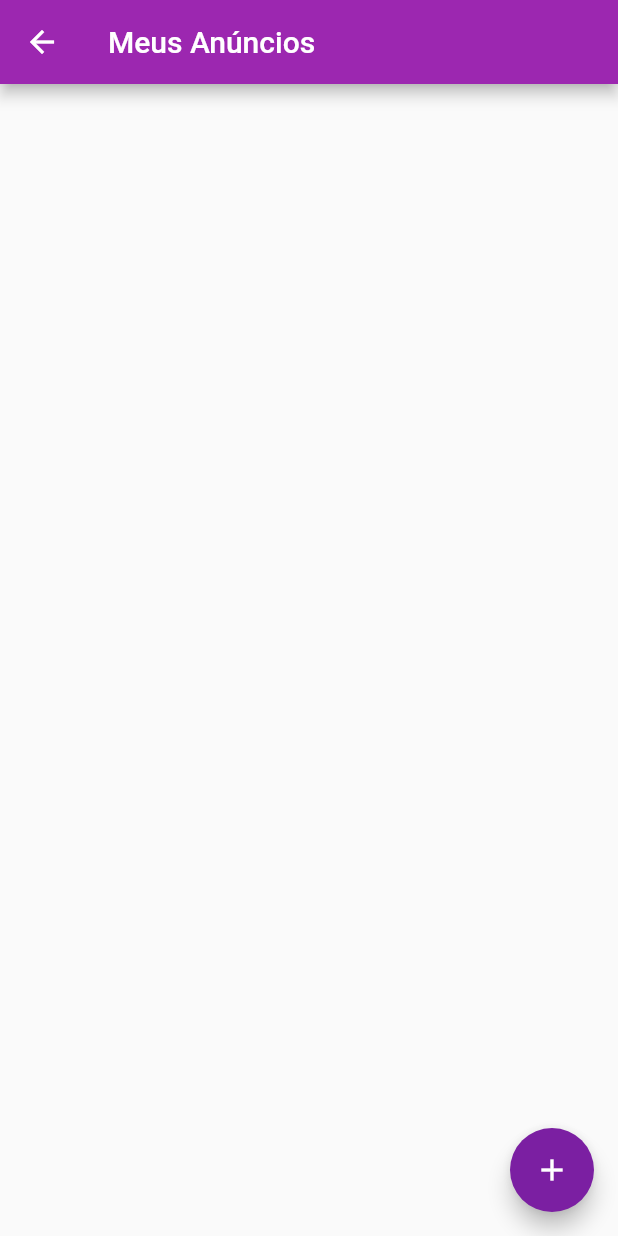
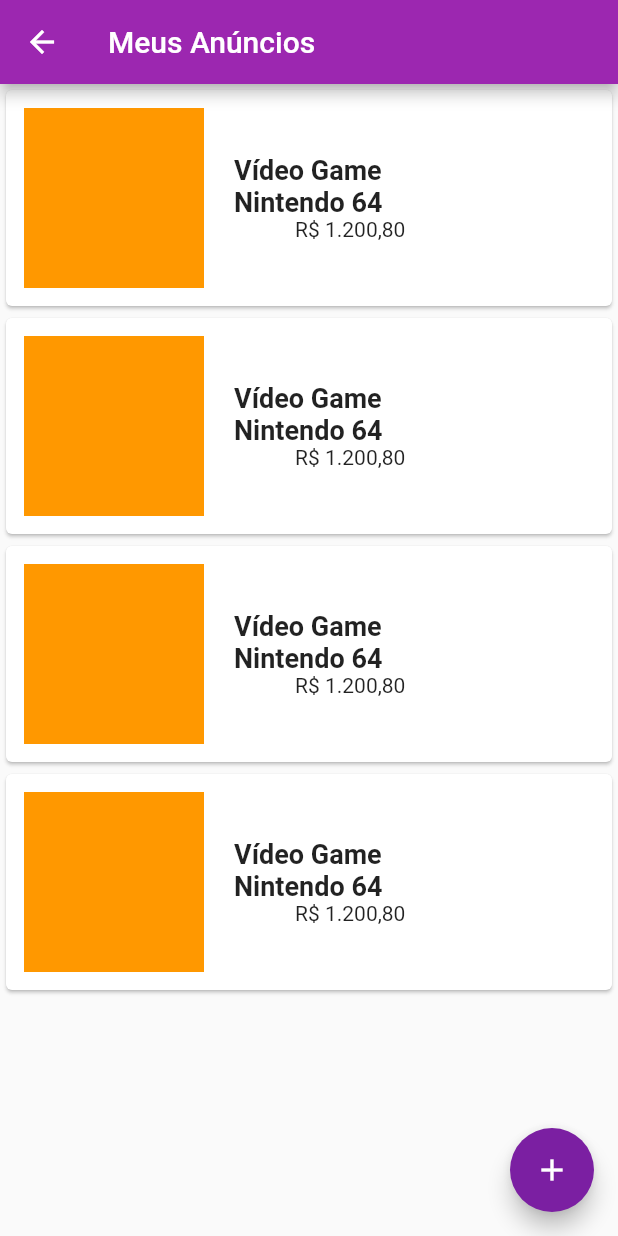
Before and after one commit to SandroRF1973/olx, a Flutter app: the MeusAnuncios screen opened by its route, on a phone screen of 412 x 824 dp. Run offline on Flutter 3.47's test engine with Material 2 defaults, Android fonts, the phone set to English and light mode, and no system bars; our stand-ins replace brasil_fields, cloud_firestore, firebase_auth, firebase_core, firebase_storage, image_picker; missing offline and left inert: validadores; accounts and stored records are empty.

Commit message:
Aula - 269

```diff
--- a/lib/views/meus_anuncios.dart
+++ b/lib/views/meus_anuncios.dart
@@ -1,4 +1,5 @@
 import 'package:flutter/material.dart';
+import 'package:olx/views/widgets/item_anuncio.dart';
 
 class MeusAnuncios extends StatefulWidget {
   const MeusAnuncios({super.key});
@@ -21,7 +22,11 @@ class _MeusAnunciosState extends State<MeusAnuncios> {
           Navigator.pushNamed(context, "/novo-anuncio");
         },
       ),
-      body: ListView.builder(itemCount: 4, itemBuilder: (_, indice) {}),
+      body: ListView.builder(
+          itemCount: 4,
+          itemBuilder: (_, indice) {
+            return const ItemAnuncio();
+          }),
     );
   }
 }
--- a/lib/views/widgets/item_anuncio.dart
+++ b/lib/views/widgets/item_anuncio.dart
@@ -5,6 +5,45 @@ class ItemAnuncio extends StatelessWidget {
 
   @override
   Widget build(BuildContext context) {
-    return const Placeholder();
+    return GestureDetector(
+      onTap: () {},
+      child: Card(
+        child: Padding(
+          padding: const EdgeInsets.all(12),
+          child: Row(
+            children: [
+              SizedBox(
+                width: 120,
+                height: 120,
+                child: Container(
+                  color: Colors.orange,
+                ),
+              ),
+              Expanded(
+                  flex: 3,
+                  child: Padding(
+                    padding:
+                        const EdgeInsets.symmetric(horizontal: 20, vertical: 8),
+                    child: Column(
+                      children: const [
+                        Text(
+                          "Vídeo Game Nintendo 64",
+                          style: TextStyle(
+                              fontSize: 18, fontWeight: FontWeight.bold),
+                        ),
+                        Text("R\$ 1.200,80")
+                      ],
+                    ),
+                  )),
+              Expanded(
+                  flex: 1,
+                  child: Container(
+                    color: Colors.red,
+                  ))
+            ],
+          ),
+        ),
+      ),
+    );
   }
 }
```
